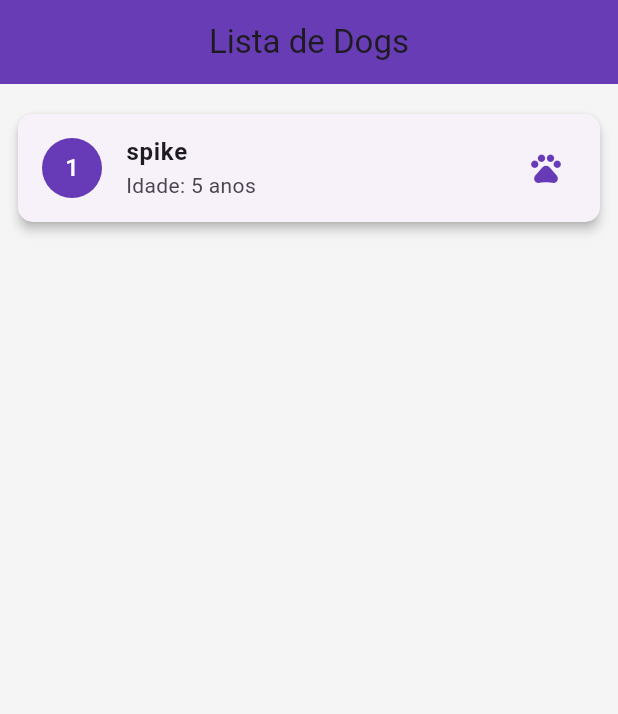
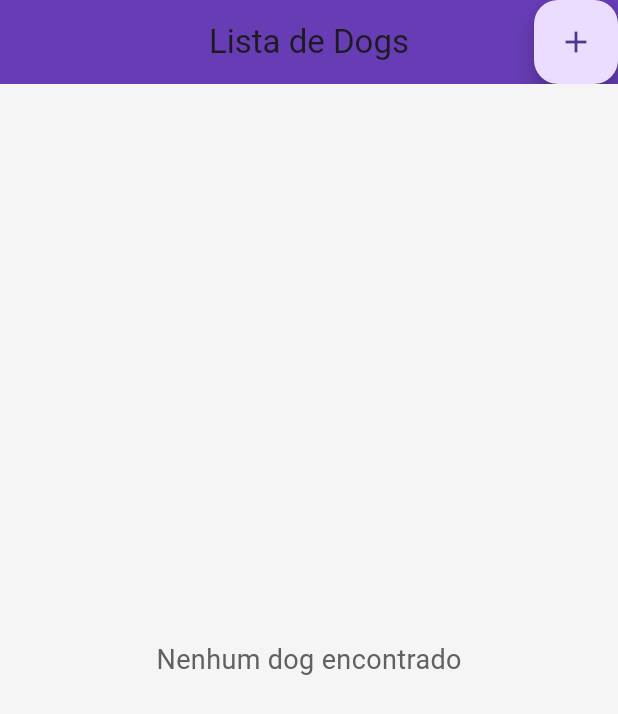
Before and after one commit to MauricioReisdoefer/dsdm-project, a Flutter app: the screen it shows after launch, on a phone screen of 412 x 824 dp. Shown: the top 714 px of the screen. Run offline on Flutter 3.47's test engine with Material 3 defaults, Android fonts, the phone set to English and light mode, and no system bars; our stand-ins replace sqflite, sqflite_common_ffi; accounts and stored records are empty.

```diff
--- a/lib/main.dart
+++ b/lib/main.dart
@@ -15,11 +15,6 @@ void main() {
   }
   WidgetsFlutterBinding.ensureInitialized();
 
-  Dog meucachorro = Dog(id: 1, nome: "spike", idade: 5);
-  debugPrint("Criando o cachorro...");
-  insertDog(meucachorro);
-  debugPrint("Lendo o cachorro: ${findAll()}");
-
 
   findAll().then(
     (dados) {
--- a/lib/screens/TelaInicial.dart
+++ b/lib/screens/TelaInicial.dart
@@ -1,7 +1,13 @@
 import 'package:flutter/material.dart';
 import 'package:sqlite/dao/DogDao.dart';
+import 'TelaFormulario.dart';
 
-class TelaInicial extends StatelessWidget {
+class TelaInicial extends StatefulWidget {
+  @override
+  State<TelaInicial> createState() => _TelaInicialState();
+}
+
+class _TelaInicialState extends State<TelaInicial> {
   @override
   Widget build(BuildContext context) {
     return Scaffold(
@@ -11,6 +17,15 @@ class TelaInicial extends StatelessWidget {
         centerTitle: true,
         backgroundColor: Colors.deepPurple,
         elevation: 4,
+        actions: [ FloatingActionButton(
+          onPressed: () {
+            Navigator.push(
+              context,
+              MaterialPageRoute(builder: (context) => Telaformulario()),
+        );
+    },
+    child: Icon(Icons.add),
+  )],
       ),
       body: FutureBuilder(
         initialData: [],
@@ -38,12 +53,10 @@ class TelaInicial extends StatelessWidget {
                 );
               }
               return ListView.builder(
-                padding: EdgeInsets.all(12),
                 itemCount: dogs.length,
                 itemBuilder: (context, index) {
                   return Card(
                     elevation: 3,
-                    margin: EdgeInsets.symmetric(vertical: 8),
                     shape: RoundedRectangleBorder(
                       borderRadius: BorderRadius.circular(10),
                     ),
@@ -63,7 +76,11 @@ class TelaInicial extends StatelessWidget {
                         ),
                       ),
                       subtitle: Text("Idade: ${dogs[index]['idade']} anos"),
-                      trailing: Icon(Icons.pets, color: Colors.deepPurple),
+                      trailing: IconButton(icon: Icon(Icons.pets), color: Colors.deepPurple, onPressed: () => {
+                        setState(() {
+                          deleteById(dogs[index]['id']);
+                        })
+                      },),
                     ),
                   );
                 },
```
Also changed, not shown: lib/screens/TelaFormulario.dart (+13 -0 lines).
